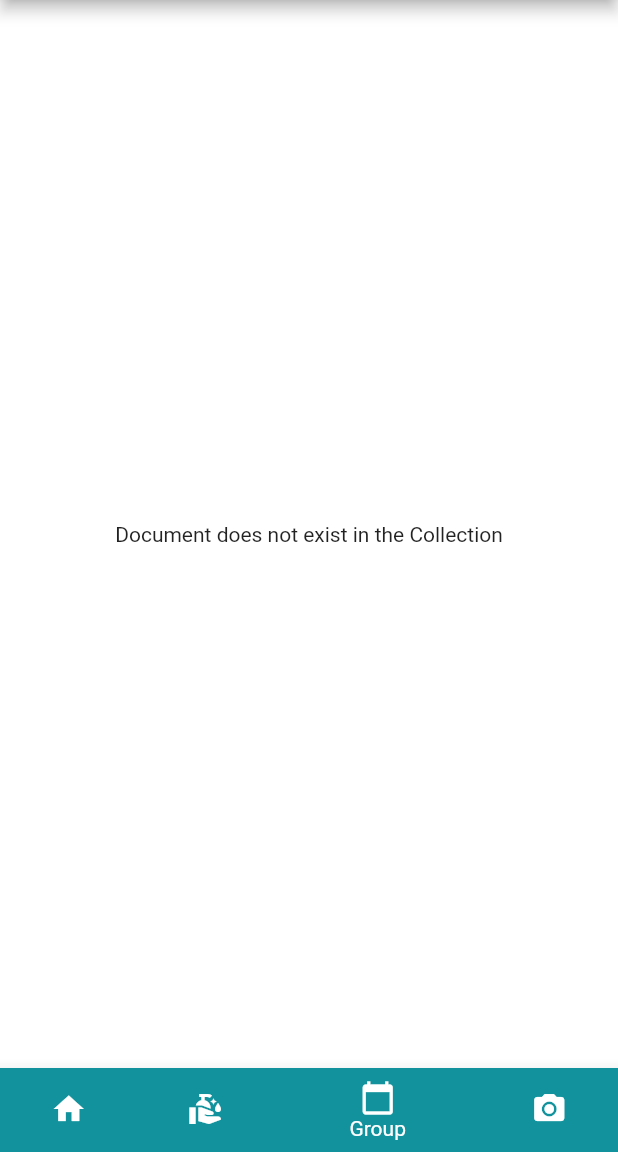
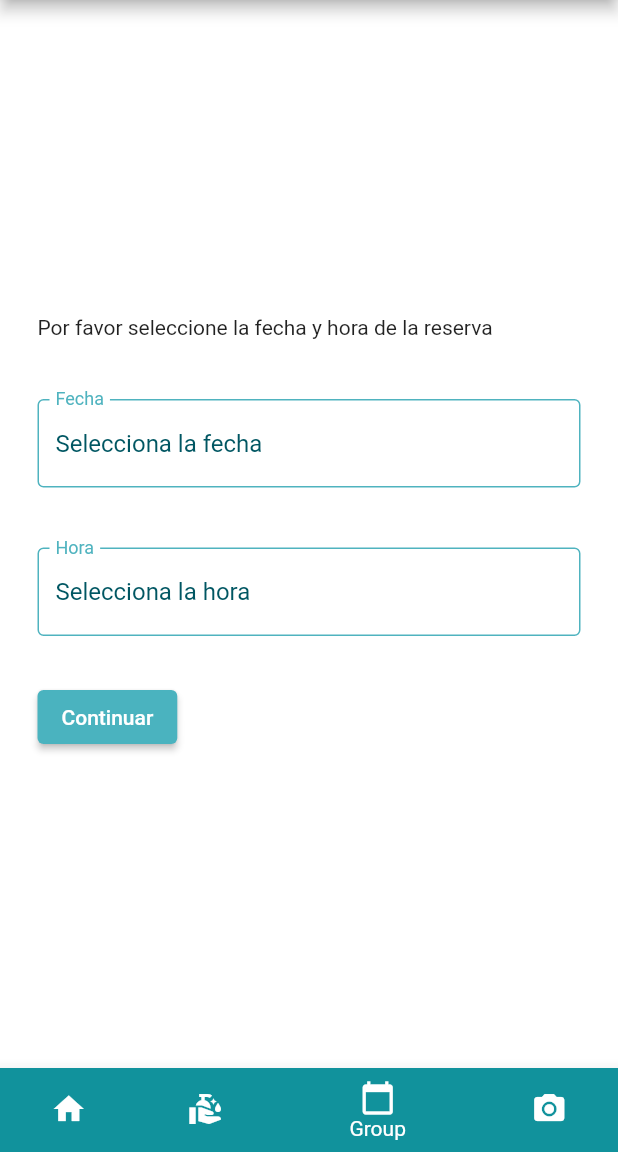
Before and after one commit to jejaimes/Roomeo-Flutter, a Flutter app: the screen it shows once a user with an empty profile is signed in, item 3 of the bottom bar chosen, on a phone screen of 412 x 824 dp, the part 84-1236 px from its top. Run offline on Flutter 3.47's test engine with Material 2 defaults, Android fonts, the light colour scheme and no system bars; our stand-ins replace cloud_firestore, firebase_auth, firebase_core; missing offline and left inert: cloud_firestore_web, firebase_auth_web, firebase_core_web; accounts and stored records are empty.

Commit message:
changes to reserve classroom and home list of buildings

```diff
--- a/lib/Models/Services/reserve_service.dart
+++ b/lib/Models/Services/reserve_service.dart
@@ -3,7 +3,7 @@ import 'package:cloud_firestore/cloud_firestore.dart';
 import '../reserve_model.dart';
 
 class ReserveService {
-  CollectionReference<Map<String, dynamic>> _reserves =
+  late CollectionReference<Map<String, dynamic>> _reserves =
       FirebaseFirestore.instance.collection('reserves');
   final StreamController<List<Reserve>> _controller =
       StreamController<List<Reserve>>.broadcast();
--- /dev/null
+++ b/lib/View/Screens/ReservaSalon/components/form.dart
@@ -0,0 +1,158 @@
+import 'package:flutter/material.dart';
+import 'SeleccionarSalon.dart';
+
+class InitialForm extends StatefulWidget {
+  const InitialForm({Key? key}) : super(key: key);
+
+  @override
+  _InitialFormState createState() => _InitialFormState();
+}
+
+class _FormData {
+  String date = '';
+  String time = '';
+}
+
+class _InitialFormState extends State<InitialForm> {
+  GlobalKey<FormState> _key = GlobalKey<FormState>();
+  final dateController = TextEditingController();
+  final timeController = TextEditingController();
+  _FormData _data = new _FormData();
+
+  @override
+  void dispose() {
+    // Clean up the controller when the widget is removed
+    dateController.dispose();
+    timeController.dispose();
+    super.dispose();
+  }
+
+  void _seleccionarSalon(DateTime fecha) {
+    Navigator.of(context).push(MaterialPageRoute(builder: (context) {
+      return SeleccionarSalon(
+        dateTime: fecha,
+      );
+    }));
+  }
+
+  @override
+  Widget build(BuildContext context) {
+    return Form(
+      key: _key,
+      child: Column(
+        crossAxisAlignment: CrossAxisAlignment.start,
+        mainAxisAlignment: MainAxisAlignment.center,
+        children: <Widget>[
+          Text('Por favor seleccione la fecha y hora de la reserva'),
+          SizedBox(
+            height: 30,
+          ),
+          //Text(
+          //  'Fecha',
+          //  style: TextStyle(fontWeight: FontWeight.bold),
+          //),
+          SizedBox(
+            height: 10,
+          ),
+          TextFormField(
+              readOnly: true,
+              controller: dateController,
+              decoration: InputDecoration(
+                labelText: 'Fecha',
+                labelStyle: new TextStyle(color: Color(0xFF4FB3BF)),
+                floatingLabelBehavior: FloatingLabelBehavior.always,
+                hintText: 'Selecciona la fecha',
+                hintStyle: new TextStyle(color: Color(0xFF005662)),
+                border: OutlineInputBorder(gapPadding: 2),
+                focusedBorder: OutlineInputBorder(
+                    borderSide: BorderSide(color: Color(0xFF4FB3BF), width: 2)),
+                enabledBorder: OutlineInputBorder(
+                    borderSide: BorderSide(color: Color(0xFF4FB3BF))),
+              ),
+              validator: (String? value) {
+                if (value!.isEmpty) {
+                  return 'No se seleccionó una fecha.';
+                }
+                return null;
+              },
+              onTap: () async {
+                var date = await showDatePicker(
+                    context: context,
+                    initialDate: DateTime.now(),
+                    firstDate: DateTime.now(),
+                    lastDate: DateTime(2100));
+                dateController.text =
+                    (date ?? '          ').toString().substring(0, 10);
+              },
+              onSaved: (String? value) {
+                this._data.date = value!;
+              }),
+          SizedBox(
+            height: 30,
+          ),
+          //Text(
+          //  'Hora',
+          //  style: TextStyle(fontWeight: FontWeight.bold),
+          //),
+          SizedBox(
+            height: 10,
+          ),
+          TextFormField(
+              readOnly: true,
+              controller: timeController,
+              decoration: InputDecoration(
+                labelText: 'Hora',
+                labelStyle: new TextStyle(color: Color(0xFF4FB3BF)),
+                floatingLabelBehavior: FloatingLabelBehavior.always,
+                hintText: 'Selecciona la hora',
+                hintStyle: new TextStyle(color: Color(0xFF005662)),
+                border: OutlineInputBorder(gapPadding: 2),
+                focusedBorder: OutlineInputBorder(
+                    borderSide: BorderSide(color: Color(0xFF4FB3BF), width: 2)),
+                enabledBorder: OutlineInputBorder(
+                    borderSide: BorderSide(color: Color(0xFF4FB3BF))),
+              ),
+              validator: (String? value) {
+                if (value!.isEmpty) {
+                  return 'No se seleccionó una hora.';
+                }
+                return null;
+              },
+              onTap: () async {
+                var time = await showTimePicker(
+                  initialTime: TimeOfDay.now(),
+                  context: context,
+                );
+                timeController.text = time != null ? time.format(context) : '';
+              },
+              onSaved: (String? value) {
+                this._data.time = value!;
+              }),
+          SizedBox(
+            height: 30,
+          ),
+          ElevatedButton(
+              onPressed: () {
+                if (this._key.currentState!.validate()) {
+                  _key.currentState!.save();
+                  var fecha = _data.date.split('-');
+                  var hora = _data.time.split(':');
+                  DateTime fechaReserva = DateTime(
+                      int.parse(fecha[2]),
+                      int.parse(fecha[1]),
+                      int.parse(fecha[0]),
+                      int.parse(hora[0]),
+                      int.parse(hora[1]));
+                  print(fechaReserva);
+                  _seleccionarSalon(fechaReserva);
+                }
+              },
+              style: ButtonStyle(
+                  backgroundColor:
+                      MaterialStateProperty.all<Color>(Color(0xFF4AB3BF))),
+              child: const Text('Continuar'))
+        ],
+      ),
+    );
+  }
+}
--- a/lib/View/Screens/ReservaSalon/reservarSalon.dart
+++ b/lib/View/Screens/ReservaSalon/reservarSalon.dart
@@ -1,7 +1,5 @@
 import 'package:flutter/material.dart';
-import 'package:sprint2/Models/building_model.dart';
-import 'package:sprint2/View/Screens/ReservaSalon/components/SeleccionarSalon.dart';
-import 'package:cloud_firestore/cloud_firestore.dart';
+import 'package:sprint2/View/Screens/ReservaSalon/components/form.dart';
 
 class ReservarSalonWidget extends StatefulWidget {
   @override
@@ -9,102 +7,11 @@ class ReservarSalonWidget extends StatefulWidget {
 }
 
 class _ReservarSalonWidgetState extends State<ReservarSalonWidget> {
-  final GlobalKey<FormState> _formKey = GlobalKey<FormState>();
-  DateTime? fecha;
-
-  CollectionReference buildings =
-      FirebaseFirestore.instance.collection('Buildings');
-  final _classroms = <Classroom>[];
-
-  void _reservarSalon(DateTime fecha, List<Classroom> classroomsList) {
-    Navigator.of(context).push(MaterialPageRoute(builder: (context) {
-      return SeleccionarSalon(
-        dateTime: fecha,
-        classroms: classroomsList,
-      );
-    }));
-  }
-
   @override
   Widget build(BuildContext context) {
-    return FutureBuilder<QuerySnapshot>(
-      future: buildings.get(),
-      builder: (BuildContext context, AsyncSnapshot<QuerySnapshot> snapshot) {
-        if (snapshot.hasError) {
-          return Text("Something went wrong");
-        }
-
-        if (snapshot.hasData && !snapshot.data!.docs.isNotEmpty) {
-          return Text("Document does not exist in the Collection");
-        }
-
-        if (snapshot.connectionState == ConnectionState.done) {
-          print(snapshot.data!.docs);
-          snapshot.data!.docs.map((e) {
-            e.get('classrooms').map((obj) => _classroms.add(Classroom(
-                number: obj['number'],
-                maxCap: obj['maxCap'],
-                currentCap: obj['currentCap'])));
-          });
-          return Scaffold(
-            appBar: AppBar(
-              title: Text('Reservar salón'),
-              backgroundColor: Colors.transparent,
-              foregroundColor: Colors.black,
-              flexibleSpace: Image.asset(
-                "assets/images/W.png",
-                fit: BoxFit.cover,
-              ),
-            ),
-            body: Center(
-              child: Column(
-                children: <Widget>[
-                  const Text(
-                    'Por favor seleccione fecha y hora de la reserva',
-                    style: TextStyle(fontSize: 20),
-                  ),
-                  Form(
-                    key: _formKey,
-                    child: Column(
-                      crossAxisAlignment: CrossAxisAlignment.start,
-                      children: <Widget>[
-                        Text(
-                          'Fecha y Hora',
-                          style: TextStyle(
-                              fontSize: 20, fontWeight: FontWeight.bold),
-                        ),
-                        InputDatePickerFormField(
-                          firstDate: DateTime.now(),
-                          lastDate: DateTime(2022),
-                          fieldHintText: 'yyyy-mm-dd h:m:s',
-                          onDateSaved: (DateTime value) {
-                            fecha = value;
-                          },
-                        ),
-                        Padding(
-                          padding: const EdgeInsets.symmetric(vertical: 16.0),
-                          child: ElevatedButton(
-                            onPressed: () {
-                              // Validate will return true if the form is valid, or false if
-                              // the form is invalid.
-                              if (_formKey.currentState!.validate()) {
-                                _reservarSalon(fecha!, _classroms);
-                              }
-                            },
-                            child: const Text('Continuar'),
-                          ),
-                        ),
-                      ],
-                    ),
-                  )
-                ],
-              ),
-            ),
-          );
-        }
-
-        return Text("loading");
-      },
+    return Padding(
+      padding: EdgeInsets.all(25.0),
+      child: InitialForm(),
     );
   }
 }
--- a/lib/main.dart
+++ b/lib/main.dart
@@ -7,6 +7,7 @@ import 'package:sprint2/constraints.dart';
 
 import 'View/Screens/Home/home_screen.dart';
 import 'View_Models/building_viewModel.dart';
+import 'View_Models/reserve_viewModel.dart';
 
 void main() {
   runApp(MyApp());
@@ -19,6 +20,7 @@ class MyApp extends StatelessWidget {
     return MultiProvider(
       providers: [
         ChangeNotifierProvider.value(value: BuildingViewModel()),
+        ChangeNotifierProvider.value(value: ReserveViewModel()),
       ],
       child: MaterialApp(
         debugShowCheckedModeBanner: false,
@@ -62,10 +64,17 @@ class LandingPage extends StatelessWidget {
                 }
               } else {
                 return Scaffold(
-                  body: Center(
-                    child: Text("Cargando la app"),
-                  ),
-                );
+                    body: Column(
+                  mainAxisAlignment: MainAxisAlignment.spaceEvenly,
+                  children: [
+                    Text('Cargando la app...'),
+                    Center(
+                      child: CircularProgressIndicator(
+                        backgroundColor: Colors.teal,
+                      ),
+                    )
+                  ],
+                ));
               }
             },
           );
@@ -73,8 +82,17 @@ class LandingPage extends StatelessWidget {
 
         return Scaffold(
           body: Center(
-            child: Text("Connecting to the app"),
-          ),
+              child: Column(
+            mainAxisAlignment: MainAxisAlignment.spaceEvenly,
+            children: [
+              Text('Conectnadose a la app...'),
+              Center(
+                child: CircularProgressIndicator(
+                  backgroundColor: Colors.teal,
+                ),
+              )
+            ],
+          )),
         );
       },
     );
```
Also changed, not shown: lib/View/Screens/ReservaSalon/components/SeleccionarSalon.dart (+12 -7 lines), lib/View/components/BuildingButtons.dart (+5 -2 lines).
